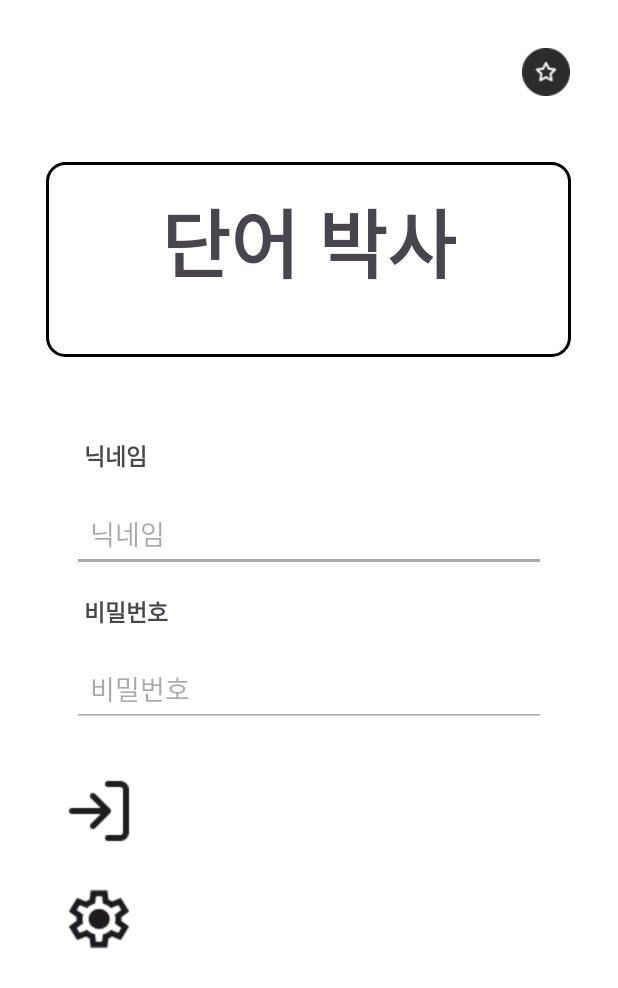
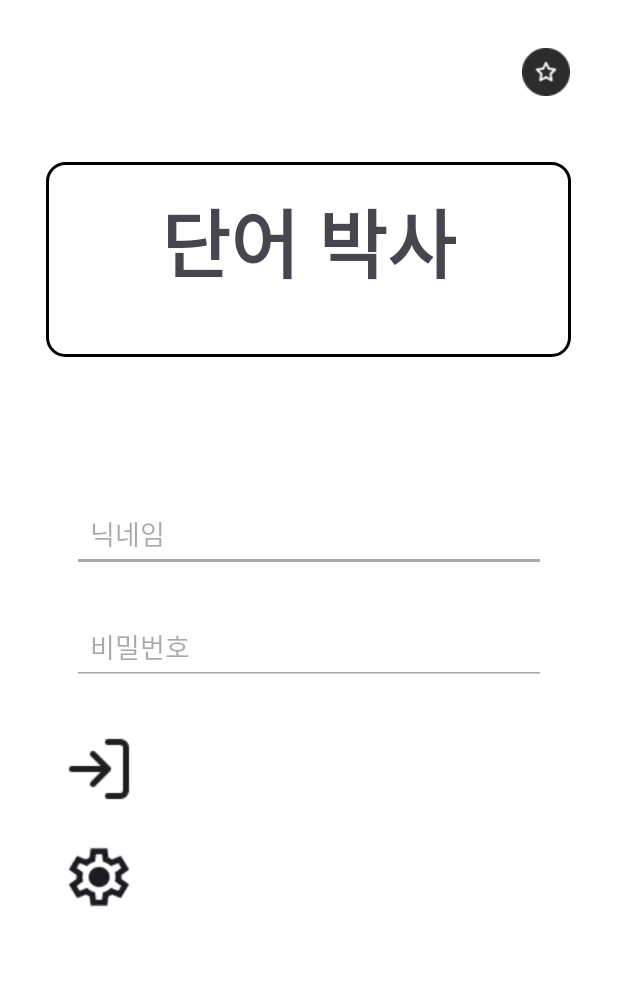
Before and after one commit to gowonisgood/Dr_Word, an Android app: the screen it shows after launch (LoginActivity), on a phone screen of 412 x 824 dp. Shown: the top 988 px of the screen. Run offline under Robolectric (Android 15) with nearby library versions, the light colour scheme and no system bars; our stand-ins replace Firebase (no records; nobody signed in at launch, a user with empty details on screens opened directly).

Commit message:
새로만든 브랜치

```diff
--- a/app/src/main/AndroidManifest.xml
+++ b/app/src/main/AndroidManifest.xml
@@ -25,6 +25,7 @@
         </activity>
 
         <activity android:name=".MainActivity"/>
+        <activity android:name=".SettingsActivity"/>
 
     </application>
 
--- a/app/src/main/res/layout/activity_login.xml
+++ b/app/src/main/res/layout/activity_login.xml
@@ -7,20 +7,7 @@
     android:background="@android:color/white"
     android:padding="24dp">
 
-    <!-- 타이틀: 텍스트 크기·패딩 키움 -->
-
-    <!-- 즐겨찾기 아이콘: 타이틀에 붙이기 -->
-
-    <!-- 닉네임 입력: 위쪽 여백 크게 -->
-    <!-- 기존 32dp → 48dp -->
-
-    <!-- 비밀번호 입력: 위쪽 여백 크게 -->
-    <!-- 기존 16dp → 32dp -->
-
-    <!-- 로그인 아이콘: 중앙에서 살짝 왼쪽으로 -->
-
-    <!-- 설정 아이콘: 동일하게 살짝 왼쪽 -->
-
+    <!-- 타이틀 -->
     <TextView
         android:id="@+id/tv_title"
         android:layout_width="350dp"
@@ -38,6 +25,7 @@
         app:layout_constraintStart_toStartOf="parent"
         app:layout_constraintTop_toTopOf="parent" />
 
+    <!-- 즐겨찾기 아이콘 -->
     <ImageView
         android:id="@+id/iv_favorite"
         android:layout_width="32dp"
@@ -46,23 +34,9 @@
         android:contentDescription="즐겨찾기"
         app:layout_constraintTop_toTopOf="parent"
         app:layout_constraintEnd_toEndOf="parent"
-        android:layout_margin="8dp"/>
+        android:layout_margin="8dp" />
 
-    <TextView
-        android:layout_width="wrap_content"
-        android:layout_height="wrap_content"
-        android:layout_marginTop="168dp"
-        android:paddingHorizontal="32dp"
-        android:paddingVertical="16dp"
-        android:text="닉네임"
-        android:textAlignment="center"
-        android:textSize="15sp"
-        android:textStyle="bold"
-        app:layout_constraintEnd_toEndOf="parent"
-        app:layout_constraintHorizontal_bias="0.0"
-        app:layout_constraintStart_toStartOf="parent"
-        app:layout_constraintTop_toTopOf="@+id/tv_title" />
-
+    <!-- 닉네임 입력 필드 -->
     <EditText
         android:id="@+id/et_nickname"
         android:layout_width="0dp"
@@ -75,43 +49,30 @@
         android:inputType="textPersonName"
         android:minHeight="48dp"
         android:padding="12dp"
+        app:layout_constraintTop_toBottomOf="@id/tv_title"
+        app:layout_constraintStart_toStartOf="parent"
         app:layout_constraintEnd_toEndOf="parent"
-        app:layout_constraintHorizontal_bias="0.0"
-        app:layout_constraintStart_toStartOf="parent"
-        app:layout_constraintTop_toBottomOf="@id/tv_title" />
+        app:layout_constraintHorizontal_bias="0" />
 
-    <TextView
-        android:layout_width="wrap_content"
-        android:layout_height="wrap_content"
-        android:layout_marginTop="272dp"
-        android:paddingHorizontal="32dp"
-        android:paddingVertical="16dp"
-        android:text="비밀번호"
-        android:textAlignment="center"
-        android:textSize="15sp"
-        android:textStyle="bold"
-        app:layout_constraintEnd_toEndOf="parent"
-        app:layout_constraintHorizontal_bias="0.0"
-        app:layout_constraintStart_toStartOf="parent"
-        app:layout_constraintTop_toTopOf="@+id/tv_title" />
-
+    <!-- 비밀번호 입력 필드 -->
     <EditText
         android:id="@+id/et_password"
         android:layout_width="0dp"
         android:layout_height="wrap_content"
-        android:layout_marginTop="52dp"
+        android:layout_marginTop="24dp"
+        android:layout_marginStart="24dp"
+        android:layout_marginEnd="24dp"
         android:backgroundTint="@android:color/darker_gray"
         android:hint="비밀번호"
         android:inputType="textPassword"
         android:minHeight="48dp"
         android:padding="12dp"
-        android:layout_marginStart="24dp"
-        android:layout_marginEnd="24dp"
+        app:layout_constraintTop_toBottomOf="@id/et_nickname"
+        app:layout_constraintStart_toStartOf="parent"
         app:layout_constraintEnd_toEndOf="parent"
-        app:layout_constraintHorizontal_bias="0.0"
-        app:layout_constraintStart_toStartOf="parent"
-        app:layout_constraintTop_toBottomOf="@id/et_nickname" />
+        app:layout_constraintHorizontal_bias="0" />
 
+    <!-- 로그인 버튼(아이콘) -->
     <ImageView
         android:id="@+id/iv_login"
         android:layout_width="48dp"
@@ -119,11 +80,12 @@
         android:layout_marginTop="32dp"
         android:contentDescription="로그인"
         android:src="@drawable/ic_login_arrow"
+        app:layout_constraintTop_toBottomOf="@id/et_password"
+        app:layout_constraintStart_toStartOf="parent"
         app:layout_constraintEnd_toEndOf="parent"
-        app:layout_constraintHorizontal_bias="0.057"
-        app:layout_constraintStart_toStartOf="parent"
-        app:layout_constraintTop_toBottomOf="@id/et_password" />
+        app:layout_constraintHorizontal_bias="0.057" />
 
+    <!-- 설정 버튼(아이콘) -->
     <ImageView
         android:id="@+id/iv_settings"
         android:layout_width="48dp"
@@ -131,9 +93,24 @@
         android:layout_marginTop="24dp"
         android:contentDescription="설정"
         android:src="@drawable/ic_settings"
+        app:layout_constraintTop_toBottomOf="@id/iv_login"
+        app:layout_constraintStart_toStartOf="parent"
         app:layout_constraintEnd_toEndOf="parent"
-        app:layout_constraintHorizontal_bias="0.057"
+        app:layout_constraintHorizontal_bias="0.057" />
+
+    <!-- 환영 메시지 -->
+    <TextView
+        android:id="@+id/tv_welcome"
+        android:layout_width="0dp"
+        android:layout_height="wrap_content"
+        android:layout_marginTop="32dp"
+        android:textSize="24sp"
+        android:textStyle="bold"
+        android:textAlignment="center"
+        android:text="환영합니다"
+        android:visibility="gone"
+        app:layout_constraintTop_toBottomOf="@id/tv_title"
         app:layout_constraintStart_toStartOf="parent"
-        app:layout_constraintTop_toBottomOf="@id/iv_login" />
+        app:layout_constraintEnd_toEndOf="parent" />
 
 </androidx.constraintlayout.widget.ConstraintLayout>
```
Also changed, not shown: app/src/main/java/com/example/dr_word/LoginActivity.kt (+92 -5 lines), app/src/main/java/com/example/dr_word/SettingsActivity.kt (added, +123 -0 lines), app/src/main/res/layout/activity_change.xml (+54 -26 lines).
